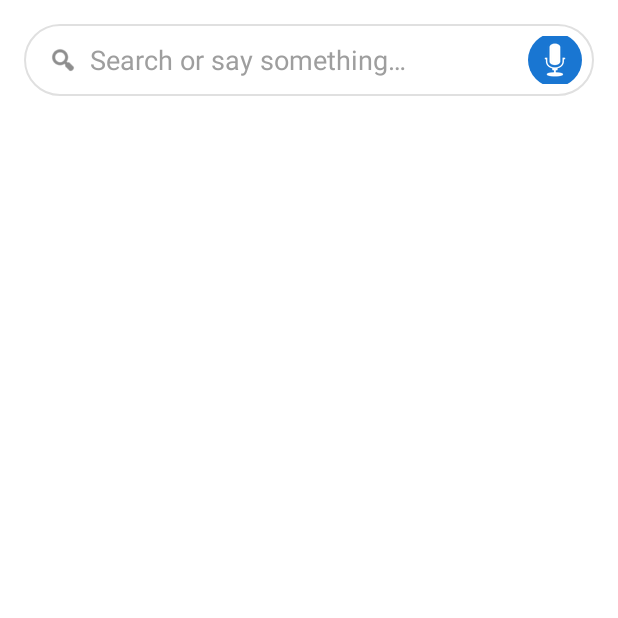
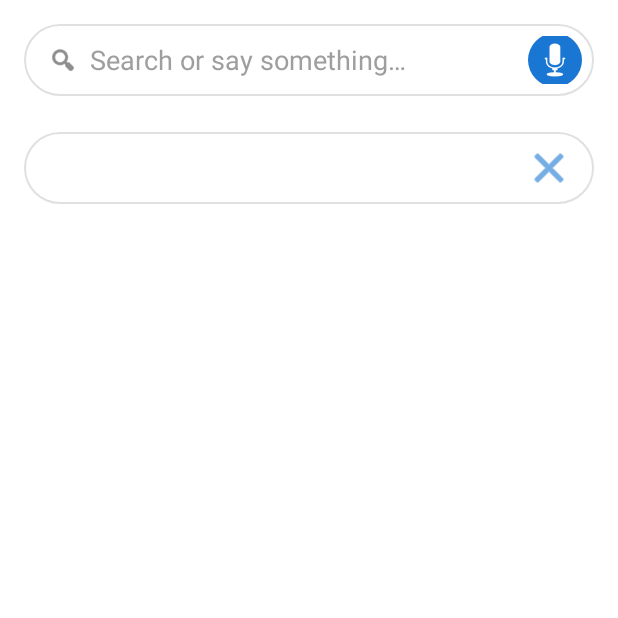
Before and after one commit to akshayabduk/smartcalc-voice-171, an Android app: the screen it shows after launch (MainActivity), on a phone screen of 412 x 824 dp, the top half of it. Run offline under Robolectric (Android 15) with nearby library versions, the phone set to English and light mode, and no system bars; libraries missing offline, so code that uses them is left out: org.apache.commons; 1 statement that could not run was skipped.

Commit message:
CheckPoint - cgf54a0cf2

```diff
--- a/kotlin_frontend/app/src/main/kotlin/org/example/app/MainActivity.kt
+++ b/kotlin_frontend/app/src/main/kotlin/org/example/app/MainActivity.kt
@@ -8,11 +8,20 @@ import org.example.utilities.StringUtils
 import android.app.Activity
 import android.content.Intent
 import android.os.Bundle
+import android.text.Editable
+import android.text.TextWatcher
 import android.widget.TextView
+import android.widget.ImageButton
+import android.widget.LinearLayout
 
 class MainActivity : Activity() {
 
     private lateinit var voiceSearchBar: VoiceSearchBar
+    private lateinit var inputExpressionRow: LinearLayout
+    private lateinit var tvCurrentExpression: TextView
+    private lateinit var btnClearExpression: ImageButton
+
+    private var currentExpression: String = ""
 
     override fun onCreate(savedInstanceState: Bundle?) {
         super.onCreate(savedInstanceState)
@@ -21,9 +30,40 @@ class MainActivity : Activity() {
         val textView = findViewById(R.id.textView) as TextView
         textView.text = buildMessage()
 
-        // Initialize voice search bar and connect to this Activity
+        // Initialize VoiceSearchBar and connect to this Activity
         voiceSearchBar = findViewById(R.id.voiceSearchBar)
         voiceSearchBar.setHostActivity(this)
+
+        // Setup the input/expression row and clear button
+        inputExpressionRow = findViewById(R.id.inputExpressionRow)
+        tvCurrentExpression = findViewById(R.id.tvCurrentExpression)
+        btnClearExpression = findViewById(R.id.btnClearExpression)
+
+        // (Optional: hide row initially if desired, currently always visible)
+        updateCurrentExpression(voiceSearchBar.getQuery())
+
+        // Listen to changes in the VoiceSearchBar EditText to update current expression
+        voiceSearchBar.addQueryTextChangedListener(object : TextWatcher {
+            override fun beforeTextChanged(s: CharSequence?, start: Int, count: Int, after: Int) {}
+            override fun onTextChanged(s: CharSequence?, start: Int, before: Int, count: Int) {
+                updateCurrentExpression(s?.toString() ?: "")
+            }
+            override fun afterTextChanged(s: Editable?) {}
+        })
+
+        btnClearExpression.setOnClickListener {
+            voiceSearchBar.setQuery("")
+            updateCurrentExpression("")
+        }
+    }
+
+    private fun updateCurrentExpression(expression: String) {
+        currentExpression = expression
+        tvCurrentExpression.text = expression
+        // Optionally, you could hide the row or clear button when empty for more minimal effect
+        // Example:
+        // inputExpressionRow.visibility = if (expression.isBlank()) View.GONE else View.VISIBLE
+        // btnClearExpression.visibility = if (expression.isBlank()) View.INVISIBLE else View.VISIBLE
     }
 
     override fun onActivityResult(requestCode: Int, resultCode: Int, data: Intent?) {
--- a/kotlin_frontend/app/src/main/res/layout/activity_main.xml
+++ b/kotlin_frontend/app/src/main/res/layout/activity_main.xml
@@ -11,6 +11,43 @@
         android:layout_height="wrap_content"
         android:layout_alignParentTop="true" />
 
+    <!-- New horizontal input/expression/clear row, modern style -->
+    <LinearLayout
+        android:id="@+id/inputExpressionRow"
+        android:layout_width="match_parent"
+        android:layout_height="48dp"
+        android:layout_below="@id/voiceSearchBar"
+        android:layout_marginStart="16dp"
+        android:layout_marginEnd="16dp"
+        android:layout_marginTop="8dp"
+        android:background="@drawable/bg_search_container"
+        android:orientation="horizontal"
+        android:gravity="center_vertical">
+
+        <TextView
+            android:id="@+id/tvCurrentExpression"
+            android:layout_width="0dp"
+            android:layout_height="wrap_content"
+            android:layout_weight="1"
+            android:textColor="@color/onSurface"
+            android:textAppearance="?android:attr/textAppearanceMedium"
+            android:ellipsize="end"
+            android:maxLines="1"
+            android:text=""
+            android:paddingStart="12dp"
+            android:paddingEnd="8dp" />
+
+        <ImageButton
+            android:id="@+id/btnClearExpression"
+            android:layout_width="36dp"
+            android:layout_height="36dp"
+            android:background="?android:attr/selectableItemBackgroundBorderless"
+            android:tint="@color/colorPrimary"
+            android:src="@android:drawable/ic_menu_close_clear_cancel"
+            android:contentDescription="@string/clear_expression_content_desc"
+            android:layout_marginEnd="4dp"/>
+    </LinearLayout>
+
     <TextView
         android:id="@+id/textView"
         android:layout_width="wrap_content"
--- a/kotlin_frontend/app/src/main/res/values/strings.xml
+++ b/kotlin_frontend/app/src/main/res/values/strings.xml
@@ -7,4 +7,7 @@
     <string name="voice_error_no_recognizer">Speech recognition not available.</string>
     <string name="voice_error_no_permission">Microphone permission is required.</string>
     <string name="voice_error_result">Could not get speech result.</string>
+
+    <!-- Expression/Clear row strings -->
+    <string name="clear_expression_content_desc">Clear input</string>
 </resources>
```
Also changed, not shown: 5 other files.
